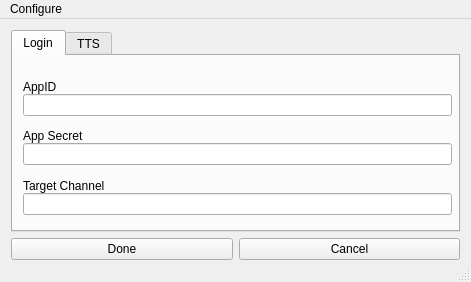
Above: src/gui/ui/configwindow.ui from Kaoplo/TwitchPyTTS before the change. Below: the same form after it.
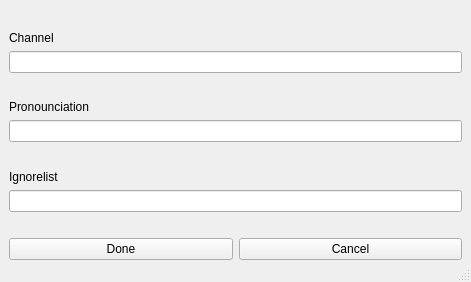
That is the form after the change. The open tabs and pages were chosen to show the change.

Commit message: modified the configwindow, current problem, on too many messages, some get skipped

```diff
--- a/src/gui/ui/configwindow.ui
+++ b/src/gui/ui/configwindow.ui
@@ -27,35 +27,27 @@
   </property>
   <widget class="QWidget" name="centralWidget">
    <layout class="QGridLayout" name="gridLayout">
+    <property name="leftMargin">
+     <number>9</number>
+    </property>
+    <property name="topMargin">
+     <number>9</number>
+    </property>
+    <property name="rightMargin">
+     <number>9</number>
+    </property>
     <property name="bottomMargin">
      <number>0</number>
     </property>
-    <item row="1" column="0">
-     <widget class="QTabWidget" name="tabWidget">
-      <property name="currentIndex">
-       <number>1</number>
-      </property>
-      <widget class="QWidget" name="tab">
-       <attribute name="title">
-        <string>Login</string>
-       </attribute>
-       <widget class="QWidget" name="layoutWidget">
-        <property name="geometry">
-         <rect>
-          <x>-1</x>
-          <y>-1</y>
-          <width>451</width>
-          <height>171</height>
-         </rect>
-        </property>
-        <layout class="QVBoxLayout" name="verticalLayout">
          <property name="spacing">
           <number>0</number>
          </property>
+    <item row="0" column="0">
+     <layout class="QVBoxLayout" name="verticalLayout">
          <item>
           <widget class="QLabel" name="label_3">
            <property name="text">
-            <string>AppID</string>
+         <string>Channel</string>
            </property>
            <property name="alignment">
             <set>Qt::AlignBottom|Qt::AlignLeading|Qt::AlignLeft</set>
@@ -63,87 +55,12 @@
           </widget>
          </item>
          <item>
-          <widget class="QLineEdit" name="appID">
-           <property name="text">
-            <string/>
-           </property>
-          </widget>
+       <widget class="QLineEdit" name="targetChannel"/>
          </item>
          <item>
           <widget class="QLabel" name="label_2">
            <property name="text">
-            <string>App Secret</string>
-           </property>
-           <property name="alignment">
-            <set>Qt::AlignBottom|Qt::AlignLeading|Qt::AlignLeft</set>
-           </property>
-          </widget>
-         </item>
-         <item>
-          <widget class="QLineEdit" name="appSecret">
-           <property name="text">
-            <string/>
-           </property>
-          </widget>
-         </item>
-         <item>
-          <widget class="QLabel" name="label">
-           <property name="text">
-            <string>Target Channel</string>
-           </property>
-           <property name="alignment">
-            <set>Qt::AlignBottom|Qt::AlignLeading|Qt::AlignLeft</set>
-           </property>
-          </widget>
-         </item>
-         <item>
-          <widget class="QLineEdit" name="targetChannel">
-           <property name="toolTip">
-            <string>&lt;html&gt;&lt;head/&gt;&lt;body&gt;&lt;p&gt;This can be any channel you want&lt;/p&gt;&lt;/body&gt;&lt;/html&gt;</string>
-           </property>
-           <property name="text">
-            <string/>
-           </property>
-          </widget>
-         </item>
-        </layout>
-       </widget>
-      </widget>
-      <widget class="QWidget" name="tab_2">
-       <attribute name="title">
-        <string>TTS</string>
-       </attribute>
-       <widget class="QWidget" name="verticalLayoutWidget">
-        <property name="geometry">
-         <rect>
-          <x>0</x>
-          <y>0</y>
-          <width>451</width>
-          <height>171</height>
-         </rect>
-        </property>
-        <layout class="QVBoxLayout" name="verticalLayout_2">
-         <item>
-          <widget class="QLabel" name="label_4">
-           <property name="text">
-            <string>Ignorelist</string>
-           </property>
-           <property name="alignment">
-            <set>Qt::AlignBottom|Qt::AlignLeading|Qt::AlignLeft</set>
-           </property>
-          </widget>
-         </item>
-         <item>
-          <widget class="QLineEdit" name="ignorelist">
-           <property name="placeholderText">
-            <string>nightbot, streamelements, streamlabs, ...</string>
-           </property>
-          </widget>
-         </item>
-         <item>
-          <widget class="QLabel" name="prounciatioLabel">
-           <property name="text">
-            <string>Pronunciation</string>
+         <string>Pronounciation</string>
            </property>
            <property name="alignment">
             <set>Qt::AlignBottom|Qt::AlignLeading|Qt::AlignLeft</set>
@@ -152,21 +69,42 @@
          </item>
          <item>
           <widget class="QLineEdit" name="pronounciation">
+        <property name="sizePolicy">
+         <sizepolicy hsizetype="Expanding" vsizetype="Fixed">
+          <horstretch>0</horstretch>
+          <verstretch>0</verstretch>
+         </sizepolicy>
+        </property>
            <property name="alignment">
             <set>Qt::AlignLeading|Qt::AlignLeft|Qt::AlignTop</set>
            </property>
-           <property name="placeholderText">
-            <string>{username} said: {message}</string>
-           </property>
-          </widget>
-         </item>
-        </layout>
+       </widget>
+      </item>
+      <item>
+       <widget class="QLabel" name="IgnorelistText">
+        <property name="text">
+         <string>Ignorelist</string>
+        </property>
+        <property name="alignment">
+         <set>Qt::AlignBottom|Qt::AlignLeading|Qt::AlignLeft</set>
+        </property>
+       </widget>
+      </item>
+      <item>
+       <widget class="QLineEdit" name="ignorelist">
+        <property name="sizePolicy">
+         <sizepolicy hsizetype="Expanding" vsizetype="Fixed">
+          <horstretch>0</horstretch>
+          <verstretch>0</verstretch>
+         </sizepolicy>
+        </property>
        </widget>
-      </widget>
-     </widget>
-    </item>
-    <item row="2" column="0">
+      </item>
+      <item>
      <layout class="QHBoxLayout" name="horizontalLayout">
+        <property name="topMargin">
+         <number>20</number>
+        </property>
       <item>
        <widget class="QPushButton" name="closeButton">
         <property name="text">
@@ -184,24 +122,10 @@
      </layout>
     </item>
    </layout>
+    </item>
+   </layout>
   </widget>
   <widget class="QStatusBar" name="statusBar"/>
-  <widget class="QMenuBar" name="menuBar">
-   <property name="geometry">
-    <rect>
-     <x>0</x>
-     <y>0</y>
-     <width>471</width>
-     <height>20</height>
-    </rect>
-   </property>
-   <widget class="QMenu" name="menuConfigure">
-    <property name="title">
-     <string>Configure</string>
-    </property>
-   </widget>
-   <addaction name="menuConfigure"/>
-  </widget>
   <action name="actionjkl">
    <property name="text">
     <string>jkl;</string>
```
Left out of the diff: 4 changed lines with no effect on the pictures. Lines whose indentation alone changed are shown as unchanged. The commit also changes 8 other files.
